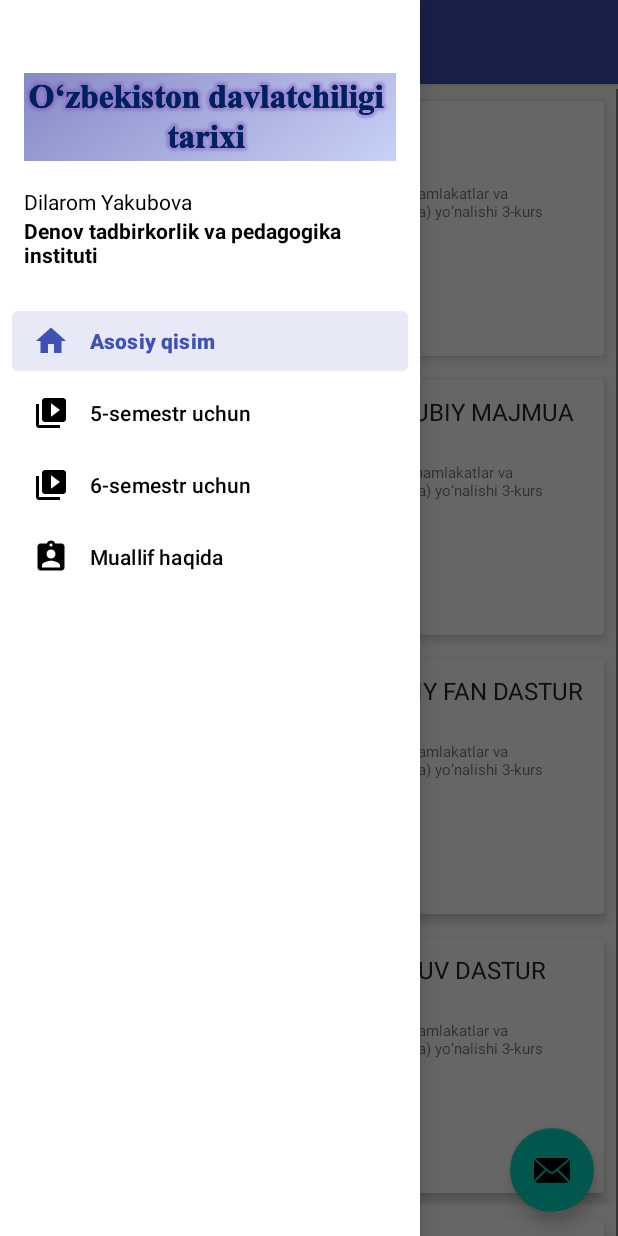
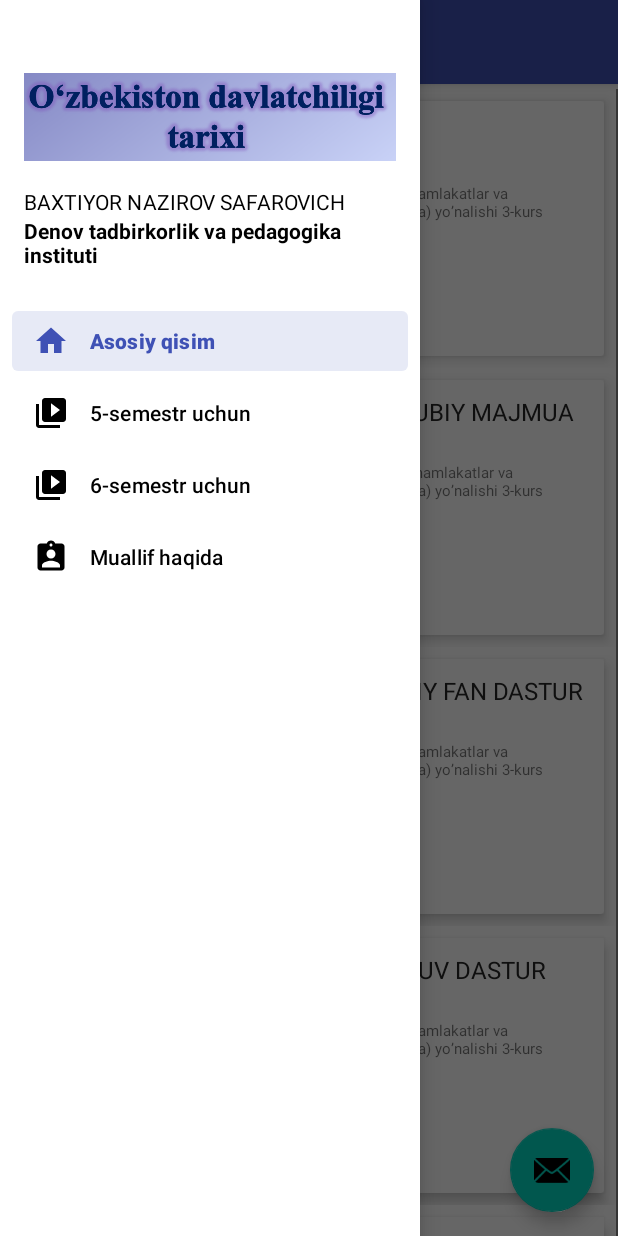
Before and after one commit to asadbekakmedov2001/UzbekistanDavlatchilikTarixi, an Android app: the screen it shows after launch (MainActivity), with the side drawer open, on a phone screen of 412 x 824 dp. Run offline under Robolectric (Android 15) with nearby library versions, the phone set to English and light mode, and no system bars; our stand-ins replace navigation-ui.

Commit message:
Update strings.xml

```diff
--- a/app/src/main/res/values/strings.xml
+++ b/app/src/main/res/values/strings.xml
@@ -2,7 +2,7 @@
     <string name="app_name">O`zbekiston davlatchilik tarixi</string>
     <string name="navigation_drawer_open">Open navigation drawer</string>
     <string name="navigation_drawer_close">Close navigation drawer</string>
-    <string name="nav_header_title">Dilarom Yakubova</string>
+    <string name="nav_header_title">BAXTIYOR NAZIROV SAFAROVICH</string>
     <string name="nav_header_subtitle">Denov tadbirkorlik va pedagogika instituti</string>
     <string name="nav_header_desc">Navigation header</string>
     <string name="action_settings">Settings</string>
@@ -12,7 +12,7 @@
     <string name="menu_semestr">6-semestr uchun</string>
     <string name="menu_slideshow">Muallif haqida</string>
     <string name="search_view">Search view</string>
-    <string name="xumoyiddin_turayev">Dilarom Yakubova</string>
+    <string name="xumoyiddin_turayev">BAXTIYOR NAZIROV SAFAROVICH</string>
     <string name="xumoyiddinturayev">\@Ismail_Allakov</string>
     <string name="termiz_davlat_universiteti">Denov tadbirkorlik va pedagogika instituti</string>
     <string name="muallif_fish">NAZIROV BAXTIYOR SAFAROVICH</string>
```
